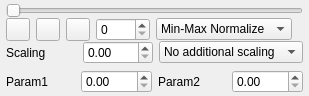
This is Modules/Bundles/org.mitk.gui.qt.diffusionimaging/src/internal/QmitkControlVisualizationPropertiesViewControls.ui in MITK/MITK as Qt 5 draws it before an edit. The edited form follows.
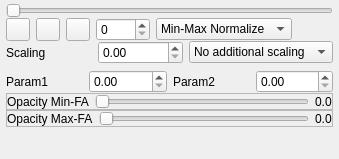
This is the edited form.

Commit message: FIX (#5542): RGB colormaps with opacity supported now.

The edit to the form file:
```diff
--- a/Modules/Bundles/org.mitk.gui.qt.diffusionimaging/src/internal/QmitkControlVisualizationPropertiesViewControls.ui
+++ b/Modules/Bundles/org.mitk.gui.qt.diffusionimaging/src/internal/QmitkControlVisualizationPropertiesViewControls.ui
@@ -6,8 +6,8 @@
    <rect>
     <x>0</x>
     <y>0</y>
-    <width>290</width>
-    <height>90</height>
+    <width>339</width>
+    <height>159</height>
    </rect>
   </property>
   <property name="sizePolicy">
@@ -272,6 +272,84 @@
      </layout>
     </widget>
    </item>
+   <item>
+    <widget class="QFrame" name="OpacMinFrame">
+     <property name="frameShape">
+      <enum>QFrame::StyledPanel</enum>
+     </property>
+     <property name="frameShadow">
+      <enum>QFrame::Raised</enum>
+     </property>
+     <layout class="QHBoxLayout" name="horizontalLayout_4">
+      <property name="margin">
+       <number>0</number>
+      </property>
+      <item>
+       <widget class="QLabel" name="label_4">
+        <property name="text">
+         <string>Opacity Min-FA</string>
+        </property>
+       </widget>
+      </item>
+      <item>
+       <widget class="QSlider" name="m_OpacityMinFa">
+        <property name="maximum">
+         <number>100</number>
+        </property>
+        <property name="orientation">
+         <enum>Qt::Horizontal</enum>
+        </property>
+       </widget>
+      </item>
+      <item>
+       <widget class="QLabel" name="m_OpacityMinFaLabel">
+        <property name="text">
+         <string>0.0</string>
+        </property>
+       </widget>
+      </item>
+     </layout>
+    </widget>
+   </item>
+   <item>
+    <widget class="QFrame" name="OpacMaxFrame">
+     <property name="frameShape">
+      <enum>QFrame::StyledPanel</enum>
+     </property>
+     <property name="frameShadow">
+      <enum>QFrame::Raised</enum>
+     </property>
+     <layout class="QHBoxLayout" name="horizontalLayout_5">
+      <property name="margin">
+       <number>0</number>
+      </property>
+      <item>
+       <widget class="QLabel" name="label_5">
+        <property name="text">
+         <string>Opacity Max-FA</string>
+        </property>
+       </widget>
+      </item>
+      <item>
+       <widget class="QSlider" name="m_OpacityMaxFa">
+        <property name="maximum">
+         <number>100</number>
+        </property>
+        <property name="orientation">
+         <enum>Qt::Horizontal</enum>
+        </property>
+       </widget>
+      </item>
+      <item>
+       <widget class="QLabel" name="m_OpacityMaxFaLabel">
+        <property name="text">
+         <string>0.0</string>
+        </property>
+       </widget>
+      </item>
+     </layout>
+    </widget>
+   </item>
    <item>
     <spacer name="spacer1">
      <property name="orientation">
```
The commit also changes 9 other files.
